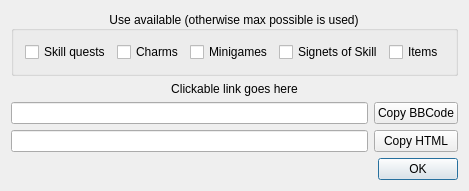
Before: the Qt Designer form skillplandialog.ui in kambala-decapitator/MedianXLOfflineTools, drawn with Qt 5.
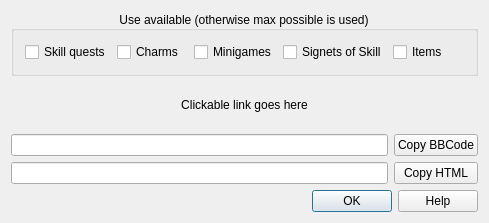
After: the same form once the commit is applied.

Commit message: added native file association alert on Mac OS X; made window go to foreground after dropping file; removed obsolete file; added Help button to skillplan dialog; made reload button always active; calling setModified() after changing merc type/name and activating wp.

```diff
--- a/skillplandialog.ui
+++ b/skillplandialog.ui
@@ -9,8 +9,8 @@
    <rect>
     <x>0</x>
     <y>0</y>
-    <width>409</width>
-    <height>176</height>
+    <width>489</width>
+    <height>223</height>
    </rect>
   </property>
   <property name="windowTitle">
@@ -121,7 +121,7 @@
    <item>
     <widget class="QDialogButtonBox" name="buttonBox">
      <property name="standardButtons">
-      <set>QDialogButtonBox::Ok</set>
+      <set>QDialogButtonBox::Help|QDialogButtonBox::Ok</set>
      </property>
     </widget>
    </item>
```
The commit also changes 8 other files.
